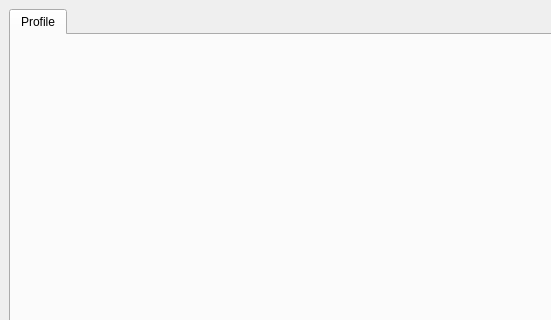
Above: client/ui_xml/another_window_widget.ui from shubhpatel18/cs440 before the change; both pictures show x 0 to 551 and y 0 to 320 of the 800 by 600 pixel window. Below: the same form after it.
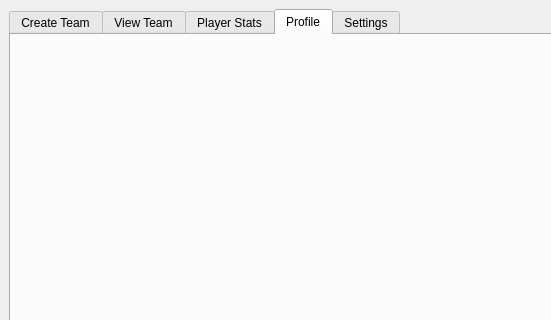
That is the form after the change. The open tabs and pages were chosen to show the change.

```diff
--- a/client/ui_xml/another_window_widget.ui
+++ b/client/ui_xml/another_window_widget.ui
@@ -20,6 +20,21 @@
       <property name="currentIndex">
        <number>0</number>
       </property>
+      <widget class="QWidget" name="create_team_tab">
+       <attribute name="title">
+        <string>Create Team</string>
+       </attribute>
+      </widget>
+      <widget class="QWidget" name="view_team_tab">
+       <attribute name="title">
+        <string>View Team</string>
+       </attribute>
+      </widget>
+      <widget class="QWidget" name="player_stats_tab">
+       <attribute name="title">
+        <string>Player Stats</string>
+       </attribute>
+      </widget>
       <widget class="QWidget" name="profile_tab">
        <attribute name="title">
         <string>Profile</string>
@@ -38,6 +53,11 @@
         </property>
        </widget>
       </widget>
+      <widget class="QWidget" name="settings_tab">
+       <attribute name="title">
+        <string>Settings</string>
+       </attribute>
+      </widget>
      </widget>
     </item>
    </layout>
```
Left out of the diff: 2 changed lines with no effect on the pictures.
